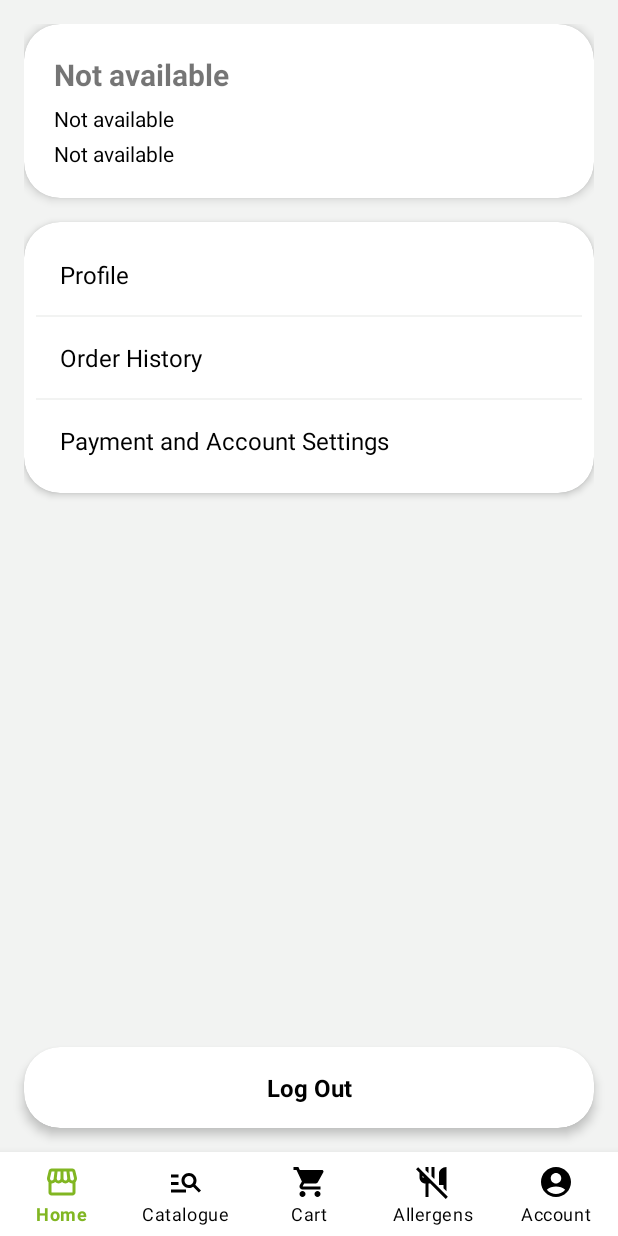
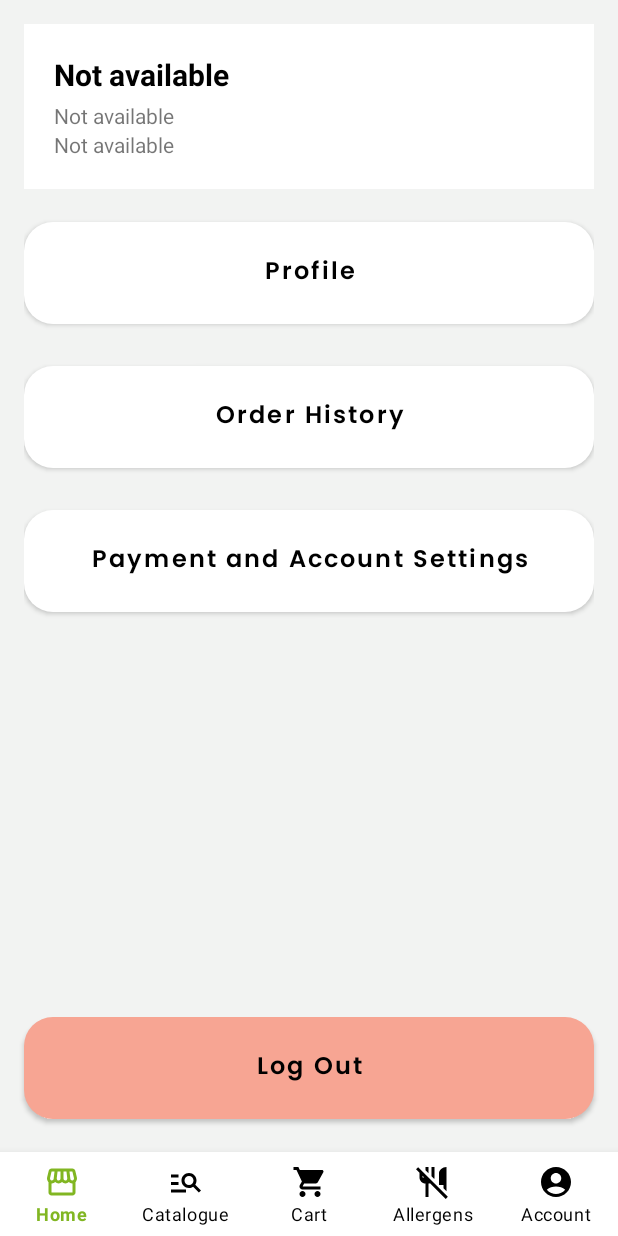
Before and after one commit to KarlisFTW/Sabalancec, an Android app: the fragment AccountFragment placed in its activity, on a phone screen of 412 x 824 dp. Run offline under Robolectric (Android 15) with nearby library versions, the phone set to English and light mode, and no system bars; 1 statement that could not run was skipped.

Commit message:
MaterialCardView -> MaterialButton

```diff
--- a/app/src/main/res/layout/fragment_account.xml
+++ b/app/src/main/res/layout/fragment_account.xml
@@ -12,7 +12,7 @@
         android:layout_height="0dp"
         android:fillViewport="true"
         app:layout_constraintTop_toTopOf="parent"
-        app:layout_constraintBottom_toTopOf="@id/logout_card"
+        app:layout_constraintBottom_toTopOf="@id/btn_logout"
         app:layout_constraintStart_toStartOf="parent"
         app:layout_constraintEnd_toEndOf="parent"
         android:padding="16dp">
@@ -22,133 +22,98 @@
             android:layout_height="wrap_content"
             android:orientation="vertical">
 
-            <!-- User Info Header -->
-            <com.google.android.material.card.MaterialCardView
-                android:layout_width="match_parent"
-                android:layout_height="wrap_content"
-                android:layout_marginBottom="16dp"
-                app:cardCornerRadius="24dp"
-                app:cardElevation="4dp"
-                android:backgroundTint="@android:color/white">
-
             <LinearLayout
                 android:layout_width="match_parent"
                 android:layout_height="wrap_content"
                 android:orientation="vertical"
-                    android:padding="20dp">
+                android:background="@android:color/white"
+                android:padding="20dp"
+                android:layout_marginBottom="16dp"
+                android:backgroundTint="@android:color/white">
 
                 <TextView
                     android:id="@+id/txt_username"
                     android:layout_width="wrap_content"
                     android:layout_height="wrap_content"
                     android:text="Username Placeholder"
+                    android:textColor="@color/black"
                     android:textStyle="bold"
                     android:textSize="20sp"
-                        android:layout_marginBottom="6dp" />
+                    android:layout_marginBottom="4dp" />
 
                 <TextView
                     android:id="@+id/txt_useremail"
                     android:layout_width="wrap_content"
                     android:layout_height="wrap_content"
                     android:text="Email Placeholder"
-                        android:textSize="14sp"
-                        android:textColor="@color/black"
-                        android:layout_marginBottom="4dp" />
+                    android:textSize="14sp" />
 
                 <TextView
                     android:id="@+id/txt_useraddress"
                     android:layout_width="wrap_content"
                     android:layout_height="wrap_content"
                     android:text="Address Placeholder"
-                        android:textSize="14sp"
-                        android:textColor="@color/black" />
+                    android:textSize="14sp" />
             </LinearLayout>
-            </com.google.android.material.card.MaterialCardView>
 
-            <!-- Account Actions -->
-            <com.google.android.material.card.MaterialCardView
+            <com.google.android.material.button.MaterialButton
+                android:id="@+id/btn_profile_info"
                 android:layout_width="match_parent"
                 android:layout_height="wrap_content"
                 android:layout_marginBottom="16dp"
-                app:cardCornerRadius="24dp"
-                app:cardElevation="3dp"
-                android:backgroundTint="@android:color/white">
+                android:fontFamily="@font/poppins_semibold"
+                android:padding="20dp"
+                android:text="Profile"
+                android:textAllCaps="false"
+                android:textSize="16sp"
+                android:textColor="@color/black"
+                app:backgroundTint="@android:color/white"
+                app:cornerRadius="@dimen/sabalancec_button_corner_radius" />
 
-                <LinearLayout
-                    android:layout_width="match_parent"
-                    android:layout_height="wrap_content"
-                    android:orientation="vertical"
-                    android:padding="8dp">
-
-                    <TextView
-                        android:id="@+id/btn_profile_info"
-                        android:layout_width="match_parent"
-                        android:layout_height="wrap_content"
-                        android:text="Profile"
-                        android:padding="16dp"
-                        android:textSize="16sp"
-                        android:background="?attr/selectableItemBackground"
-                        android:textColor="@android:color/black" />
-
-                    <View
-                        android:layout_width="match_parent"
-                        android:layout_height="1dp"
-                        android:background="@color/gray" />
-
-                    <TextView
+            <com.google.android.material.button.MaterialButton
                 android:id="@+id/btn_order_history"
                 android:layout_width="match_parent"
                 android:layout_height="wrap_content"
+                android:layout_marginBottom="16dp"
+                android:fontFamily="@font/poppins_semibold"
+                android:padding="20dp"
                 android:text="Order History"
-                        android:padding="16dp"
+                android:textAllCaps="false"
                 android:textSize="16sp"
-                        android:background="?attr/selectableItemBackground"
-                        android:textColor="@android:color/black" />
+                android:textColor="@color/black"
+                app:backgroundTint="@android:color/white"
+                app:cornerRadius="@dimen/sabalancec_button_corner_radius" />
 
-                    <View
-                        android:layout_width="match_parent"
-                        android:layout_height="1dp"
-                        android:background="@color/gray" />
-
-                    <TextView
+            <com.google.android.material.button.MaterialButton
                 android:id="@+id/btn_settings"
                 android:layout_width="match_parent"
                 android:layout_height="wrap_content"
+                android:layout_marginBottom="16dp"
+                android:fontFamily="@font/poppins_semibold"
+                android:padding="20dp"
                 android:text="Payment and Account Settings"
-                        android:padding="16dp"
+                android:textAllCaps="false"
                 android:textSize="16sp"
-                        android:background="?attr/selectableItemBackground"
-                        android:textColor="@android:color/black" />
-                </LinearLayout>
-            </com.google.android.material.card.MaterialCardView>
-
+                android:textColor="@color/black"
+                app:backgroundTint="@android:color/white"
+                app:cornerRadius="@dimen/sabalancec_button_corner_radius" />
         </LinearLayout>
     </ScrollView>
 
-    <!-- Logout Button pinned to bottom -->
-    <com.google.android.material.card.MaterialCardView
-        android:id="@+id/logout_card"
+    <com.google.android.material.button.MaterialButton
+        android:id="@+id/btn_logout"
         android:layout_width="0dp"
         android:layout_height="wrap_content"
         android:layout_margin="16dp"
-        app:cardCornerRadius="24dp"
-        app:cardElevation="4dp"
-        android:backgroundTint="@android:color/white"
+        android:text="Log Out"
+        android:textAllCaps="false"
+        android:textSize="16sp"
+        android:fontFamily="@font/poppins_semibold"
+        android:padding="20dp"
+        android:textColor="@color/black"
+        app:backgroundTint="@color/category_red"
+        app:cornerRadius="@dimen/sabalancec_button_corner_radius"
         app:layout_constraintBottom_toBottomOf="parent"
         app:layout_constraintStart_toStartOf="parent"
-        app:layout_constraintEnd_toEndOf="parent">
-
-        <TextView
-            android:id="@+id/btn_logout"
-            android:layout_width="match_parent"
-            android:layout_height="wrap_content"
-            android:text="Log Out"
-            android:textColor="@color/black"
-            android:padding="16dp"
-            android:textAlignment="center"
-            android:textStyle="bold"
-            android:textSize="16sp"
-            android:background="?attr/selectableItemBackground" />
-    </com.google.android.material.card.MaterialCardView>
-
+        app:layout_constraintEnd_toEndOf="parent" />
 </androidx.constraintlayout.widget.ConstraintLayout>
```
Lines whose indentation alone changed are shown as unchanged.
